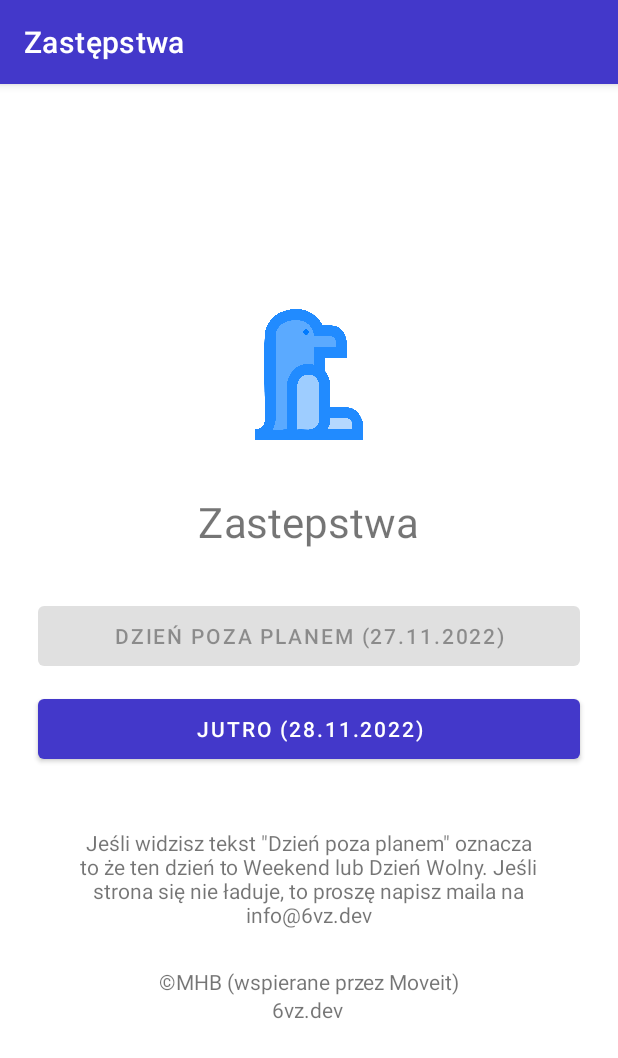
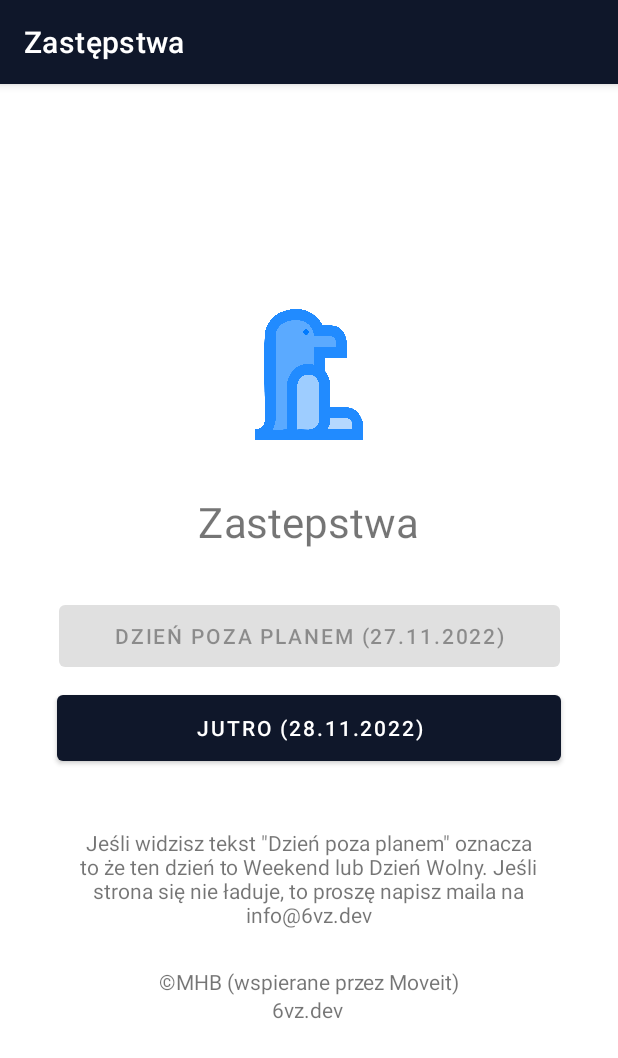
Before and after one commit to 6vz/zastepstwa, an Android app: the screen it shows after launch (MainActivity), on a phone screen of 412 x 824 dp. Shown: the top 1058 px of the screen. Run offline under Robolectric (Android 15) with nearby library versions, the light colour scheme and no system bars.

```diff
--- a/app/src/main/res/layout/activity_main.xml
+++ b/app/src/main/res/layout/activity_main.xml
@@ -59,8 +59,8 @@
 
     <Button
         android:id="@+id/triggerNextDay"
-        android:layout_width="361dp"
-        android:layout_height="52dp"
+        android:layout_width="336dp"
+        android:layout_height="56dp"
         android:text="Jutro (xx.xx.xxxx)"
         app:layout_constraintBottom_toBottomOf="parent"
         app:layout_constraintEnd_toEndOf="parent"
@@ -83,8 +83,8 @@
 
     <Button
         android:id="@+id/triggerToday"
-        android:layout_width="361dp"
-        android:layout_height="52dp"
+        android:layout_width="334dp"
+        android:layout_height="53dp"
         android:text="Dziś (xx.xx.xxxx)"
         app:layout_constraintBottom_toBottomOf="parent"
         app:layout_constraintEnd_toEndOf="parent"
--- a/app/src/main/res/values/colors.xml
+++ b/app/src/main/res/values/colors.xml
@@ -1,6 +1,6 @@
 <?xml version="1.0" encoding="utf-8"?>
 <resources>
-    <color name="brand_normal">#4338ca</color>
+    <color name="brand_normal">#0f172a</color>
     <color name="purple_200">#FFBB86FC</color>
     <color name="purple_500">#FF6200EE</color>
     <color name="purple_700">#FF3700B3</color>
```
Also changed, not shown: app/src/main/java/com/mateusz/zastepstwa/DisplayToday.kt (+3 -7 lines), app/src/main/java/com/mateusz/zastepstwa/MainActivity.kt (+5 -2 lines).
